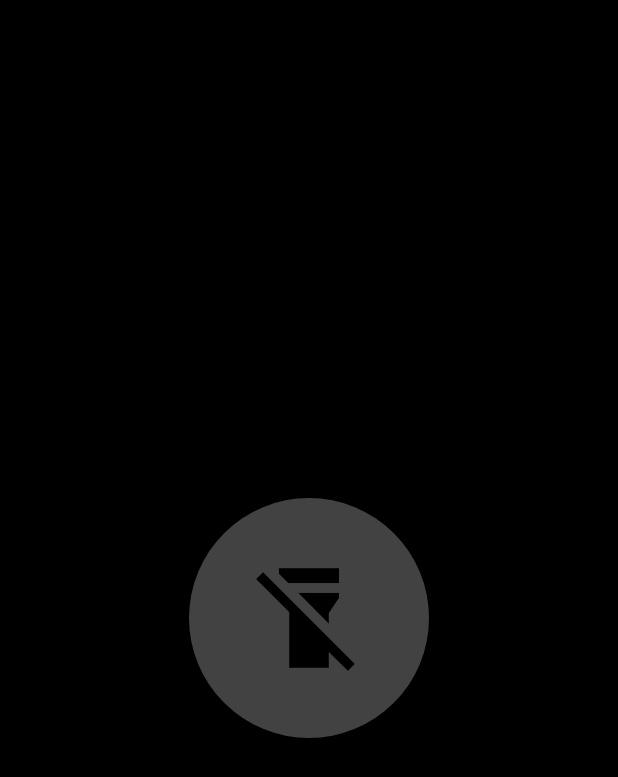
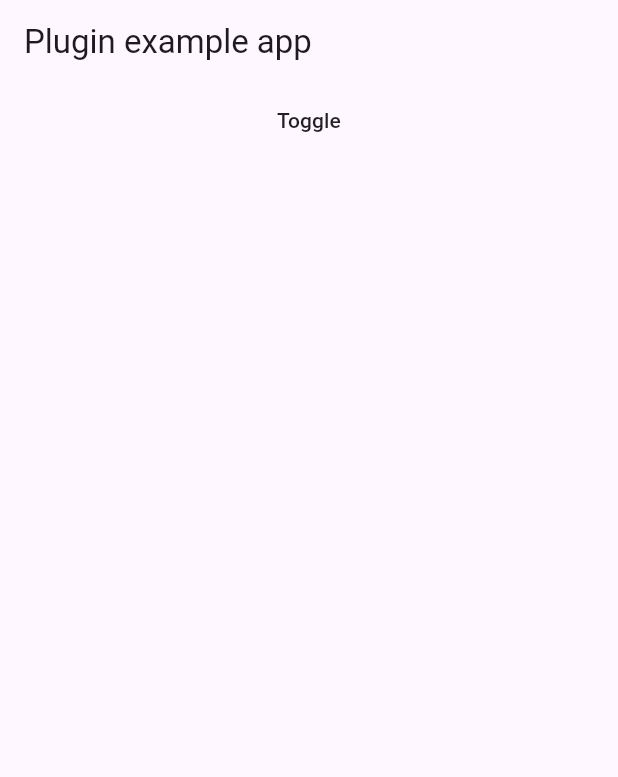
Before and after one commit to nehalsayyed/androidApp, a Flutter app: the screen it shows after launch, on a phone screen of 412 x 824 dp. Shown: the top 777 px of the screen. Run offline on Flutter 3.47's test engine with Material 3 defaults, Android fonts, the phone set to English and light mode, and no system bars; missing offline and left inert: torch_controller.

Commit message:
Update main.dart

```diff
--- a/lib/main.dart
+++ b/lib/main.dart
@@ -1,98 +1,47 @@
 import 'package:flutter/material.dart';
 import 'package:torch_controller/torch_controller.dart';
 
-void main() => runApp(TorchApp());
+void main() {
+  TorchController().initialize();
+  runApp(MyApp());
+}
 
-class TorchApp extends StatelessWidget {
+class MyApp extends StatefulWidget {
+  @override
+  _MyAppState createState() => _MyAppState();
+}
+
+class _MyAppState extends State<MyApp> {
+  final controller = TorchController();
+
   @override
   Widget build(BuildContext context) {
     return MaterialApp(
-      title: 'Torch App',
-      theme: ThemeData.dark(),
-      home: TorchHomePage(),
-      debugShowCheckedModeBanner: false,
-    );
-  }
-}
+      home: Scaffold(
+        appBar: AppBar(
+          title: const Text('Plugin example app'),
+        ),
+        body: Center(
+          child: Column(
+            children: [
+              FutureBuilder<bool?>(
+                  future: controller.isTorchActive,
+                  builder: (_, snapshot) {
+                    final snapshotData = snapshot.data ?? false;
 
-class TorchHomePage extends StatefulWidget {
-  @override
-  _TorchHomePageState createState() => _TorchHomePageState();
-}
+                    if (snapshot.connectionState == ConnectionState.done)
+                      return Text(
+                          'Is torch on? ${snapshotData ? 'Yes!' : 'No :('}');
 
-class _TorchHomePageState extends State<TorchHomePage>
-    with SingleTickerProviderStateMixin {
-  final controller = TorchController();
-  bool isOn = false;
-  late AnimationController _animController;
-  late Animation<double> _glow;
-
-  @override
-  void initState() {
-    super.initState();
-    _animController = AnimationController(
-      vsync: this,
-      duration: Duration(milliseconds: 800),
-    )..repeat(reverse: true);
-
-    _glow = Tween<double>(begin: 1.0, end: 1.3).animate(
-      CurvedAnimation(parent: _animController, curve: Curves.easeInOut),
-    );
-  }
-
-  void toggleTorch() {
-    if (isOn) {
-      controller.turnOff();
-      _animController.stop();
-    } else {
-      controller.turnOn();
-      _animController.repeat(reverse: true);
-    }
-    setState(() => isOn = !isOn);
-  }
-
-  @override
-  void dispose() {
-    _animController.dispose();
-    controller.turnOff();
-    super.dispose();
-  }
-
-  @override
-  Widget build(BuildContext context) {
-    return Scaffold(
-      backgroundColor: Colors.black,
-      body: Center(
-        child: GestureDetector(
-          onTap: toggleTorch,
-          child: AnimatedBuilder(
-            animation: _glow,
-            builder: (context, child) {
-              return Transform.scale(
-                scale: isOn ? _glow.value : 1.0,
-                child: Container(
-                  padding: EdgeInsets.all(40),
-                  decoration: BoxDecoration(
-                    shape: BoxShape.circle,
-                    color: isOn ? Colors.amber : Colors.grey[800],
-                    boxShadow: isOn
-                        ? [
-                            BoxShadow(
-                              color: Colors.amber.withOpacity(0.6),
-                              blurRadius: 30,
-                              spreadRadius: 10,
-                            )
-                          ]
-                        : [],
-                  ),
-                  child: Icon(
-                    isOn ? Icons.flashlight_on : Icons.flashlight_off,
-                    size: 80,
-                    color: Colors.black,
-                  ),
-                ),
-              );
-            },
+                    return Container();
+                  }),
+              MaterialButton(
+                  child: Text('Toggle'),
+                  onPressed: () {
+                    controller.toggle(intensity: 1);
+                    setState(() {});
+                  }),
+            ],
           ),
         ),
       ),
```
